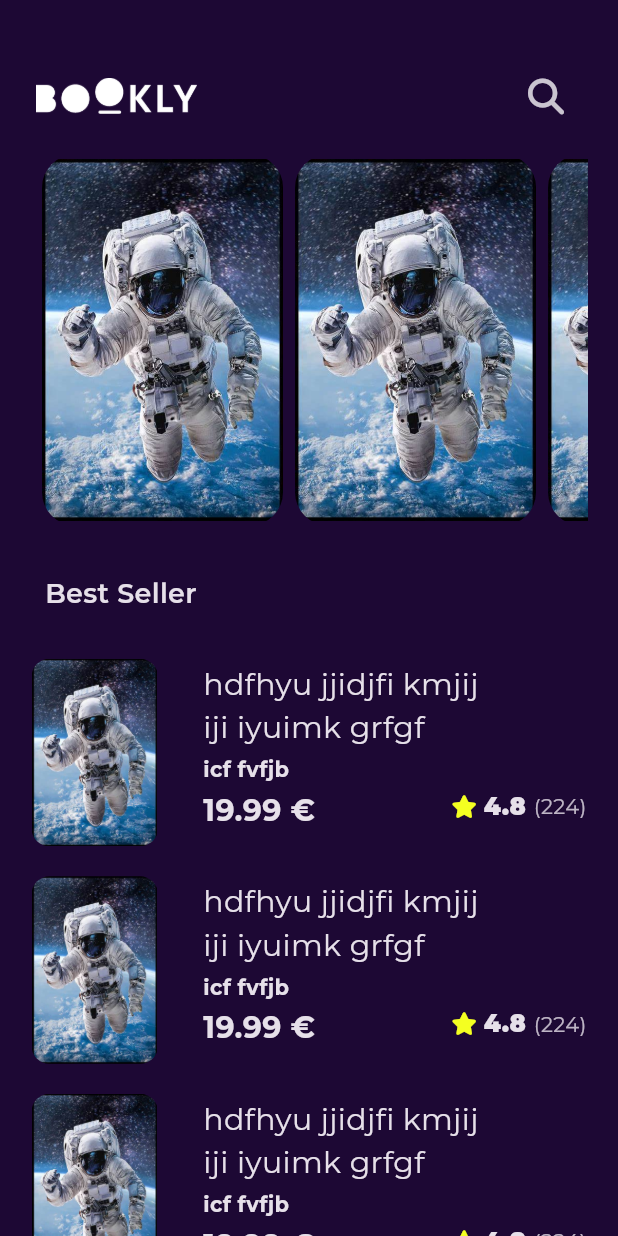
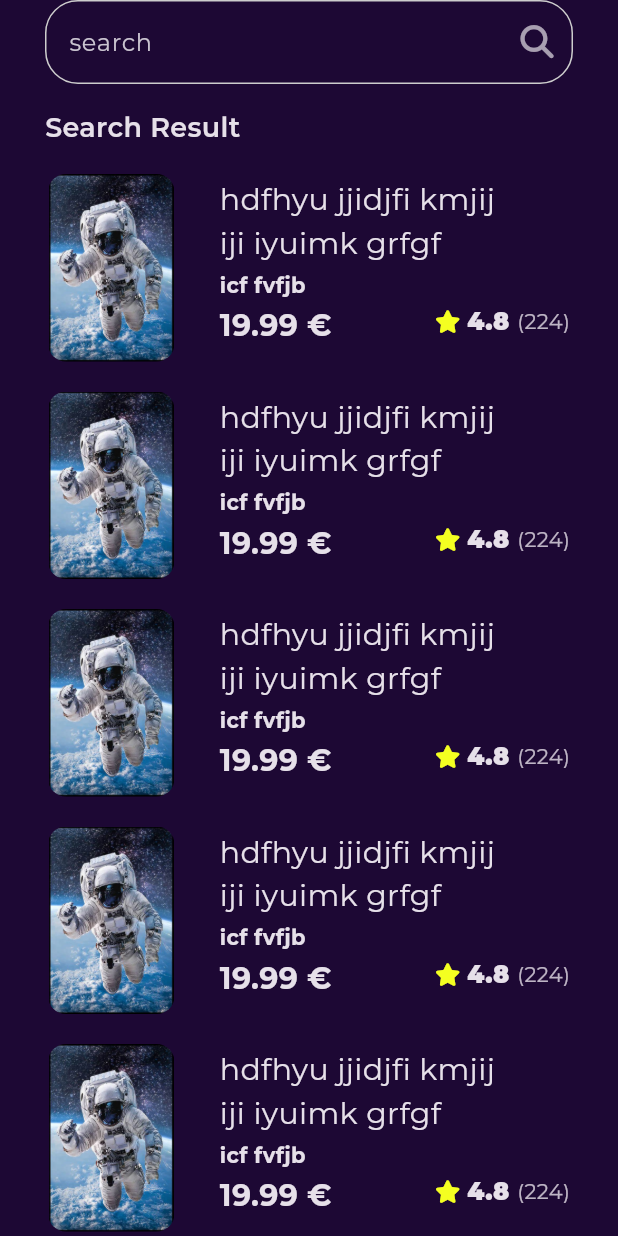
Before and after one commit to Mostafa13elkomy/book_app, a Flutter app: the screen it shows after launch, after a tap on an icon or button, on a phone screen of 412 x 824 dp. Run offline on Flutter 3.47's test engine with Material 3 defaults, Android fonts, the phone set to English and light mode, and no system bars; our stand-ins replace font_awesome_flutter, go_router, google_fonts.

Commit message:
create search view router and search view done

```diff
--- a/lib/core/utlis/app_router.dart
+++ b/lib/core/utlis/app_router.dart
@@ -1,11 +1,13 @@
 import 'package:book_app/features/home/presentaion/views/book_details_view.dart';
 import 'package:book_app/features/home/presentaion/views/home_view.dart';
+import 'package:book_app/features/search/presentation/views/search_view.dart';
 import 'package:book_app/features/splash/presentation/views/splash_view.dart';
 import 'package:go_router/go_router.dart';
 
 abstract class AppRouter {
   static const kHomeView = '/homeView';
-    static const kBookDetails = '/bookDetails';
+  static const kBookDetails = '/bookDetails';
+  static const kSearchView = '/searchView';
   static final router = GoRouter(
     routes: [
       GoRoute(
@@ -16,9 +18,13 @@ abstract class AppRouter {
         path: kHomeView,
         builder: (context, state) => const HomeView(),
       ),
-        GoRoute(
-        path:kBookDetails,
-        builder: (context, state) => const BookDetailsView (),
+      GoRoute(
+        path: kBookDetails,
+        builder: (context, state) => const BookDetailsView(),
+      ),
+      GoRoute(
+        path: kSearchView,
+        builder: (context, state) => const SearchView(),
       ),
     ],
   );
--- a/lib/features/home/presentaion/views/widgets/best_seller_list_view.dart
+++ b/lib/features/home/presentaion/views/widgets/best_seller_list_view.dart
@@ -1,4 +1,4 @@
-import 'package:book_app/features/home/presentaion/views/widgets/best_seller_list_view_item.dart';
+import 'package:book_app/features/home/presentaion/views/widgets/book_list_view_item.dart';
 import 'package:flutter/material.dart';
 
 class BestSellerListView extends StatelessWidget {
@@ -16,7 +16,7 @@ class BestSellerListView extends StatelessWidget {
         itemBuilder: (context, index) {
           return const Padding(
             padding: EdgeInsets.symmetric(vertical: 10),
-            child: BestSellerListViewItem(),
+            child: BookListViewItem(),
           );
         },
       ),
--- a/lib/features/home/presentaion/views/widgets/best_seller_list_view_item.dart
+++ b/lib/features/home/presentaion/views/widgets/book_list_view_item.dart
@@ -5,8 +5,8 @@ import 'package:book_app/features/home/presentaion/views/widgets/book_rating.dar
 import 'package:flutter/material.dart';
 import 'package:go_router/go_router.dart';
 
-class BestSellerListViewItem extends StatelessWidget {
-  const BestSellerListViewItem({super.key});
+class BookListViewItem extends StatelessWidget {
+  const  BookListViewItem({super.key});
 
   @override
   Widget build(BuildContext context) {
--- a/lib/features/home/presentaion/views/widgets/custom_app_bar.dart
+++ b/lib/features/home/presentaion/views/widgets/custom_app_bar.dart
@@ -1,6 +1,8 @@
+import 'package:book_app/core/utlis/app_router.dart';
 import 'package:book_app/core/utlis/assets.dart';
 import 'package:flutter/material.dart';
 import 'package:font_awesome_flutter/font_awesome_flutter.dart';
+import 'package:go_router/go_router.dart';
 
 class CustomAppBar extends StatelessWidget {
   const CustomAppBar({super.key});
@@ -8,17 +10,21 @@ class CustomAppBar extends StatelessWidget {
   @override
   Widget build(BuildContext context) {
     return Padding(
-      padding: const EdgeInsets.only(top: 40,bottom: 15,right: 24,left: 24),
+      padding: const EdgeInsets.only(top: 40, bottom: 15, right: 24, left: 24),
       child: Row(
         children: [
-          Image.asset(AssetData.logo,
-          height: 24,),
+          Image.asset(
+            AssetData.logo,
+            height: 24,
+          ),
           const Spacer(),
-            IconButton(
-            onPressed: () {},
+          IconButton(
+            onPressed: () {
+              GoRouter.of(context).push(AppRouter.kSearchView);
+            },
             icon: const Icon(
               FontAwesomeIcons.magnifyingGlass,
-              size: 24,
+              size: 22,
             ),
           )
         ],
--- /dev/null
+++ b/lib/features/search/presentation/views/search_view.dart
@@ -0,0 +1,14 @@
+import 'package:book_app/features/search/presentation/views/widgets/search_view_body.dart';
+import 'package:flutter/material.dart';
+
+class SearchView extends StatelessWidget {
+  const SearchView({super.key});
+
+  @override
+  Widget build(BuildContext context) {
+    return const Scaffold(
+      body: SafeArea(
+        child:SearchViewBody() ),
+    );
+  }
+}
--- /dev/null
+++ b/lib/features/search/presentation/views/widgets/custom_seach_text_field.dart
@@ -0,0 +1,38 @@
+import 'package:flutter/material.dart';
+import 'package:font_awesome_flutter/font_awesome_flutter.dart';
+
+class CustomTextField extends StatelessWidget {
+  const CustomTextField({super.key});
+
+  @override
+  Widget build(BuildContext context) {
+    return Column(
+      children: [
+        TextField(
+          decoration: InputDecoration(
+            enabledBorder: buildOutLinInputBorder(),
+            focusedBorder: buildOutLinInputBorder(),
+            hintText: 'search',
+            suffixIcon: Opacity(
+              opacity: .8,
+              child: IconButton(
+                onPressed: () {},
+                icon: const Icon(
+                  FontAwesomeIcons.magnifyingGlass,
+                  size: 22,
+                ),
+              ),
+            ),
+          ),
+        ),
+      ],
+    );
+  }
+
+  OutlineInputBorder buildOutLinInputBorder() {
+    return OutlineInputBorder(
+        borderRadius: BorderRadius.circular(22),
+        borderSide: const BorderSide(
+          color: Color.fromARGB(255, 205, 205, 205)));
+  }
+}
--- /dev/null
+++ b/lib/features/search/presentation/views/widgets/search_view_body.dart
@@ -0,0 +1,56 @@
+import 'package:book_app/core/utlis/styles.dart';
+import 'package:book_app/features/home/presentaion/views/widgets/book_list_view_item.dart';
+import 'package:book_app/features/search/presentation/views/widgets/custom_seach_text_field.dart';
+import 'package:flutter/material.dart';
+
+class SearchViewBody extends StatelessWidget {
+  const SearchViewBody({super.key});
+
+  @override
+  Widget build(BuildContext context) {
+    return const Padding(
+      padding: EdgeInsets.symmetric(horizontal: 30),
+      child: Column(
+        crossAxisAlignment: CrossAxisAlignment.start,
+        children: [
+          CustomTextField(),
+              SizedBox(
+                  height: 16,
+                ),
+                Text(
+                  'Search Result',
+                  style: Styles.textStyle18,
+                ),
+                  SizedBox(
+                  height: 8,
+                ),
+          Expanded(
+            child: SearchResultListView(),
+          ),
+        ],
+      ),
+    );
+  }
+}
+
+class SearchResultListView extends StatelessWidget {
+  const SearchResultListView({super.key});
+
+  @override
+  Widget build(BuildContext context) {
+    return Padding(
+      padding: const EdgeInsets.symmetric(horizontal: 2),
+      child: ListView.builder(
+        shrinkWrap: true,
+        padding: EdgeInsets.zero,
+        itemCount: 10,
+        itemBuilder: (context, index) {
+          return const Padding(
+            padding: EdgeInsets.symmetric(vertical: 10),
+            child: BookListViewItem(),
+          );
+        },
+      ),
+    );
+  }
+}
```
